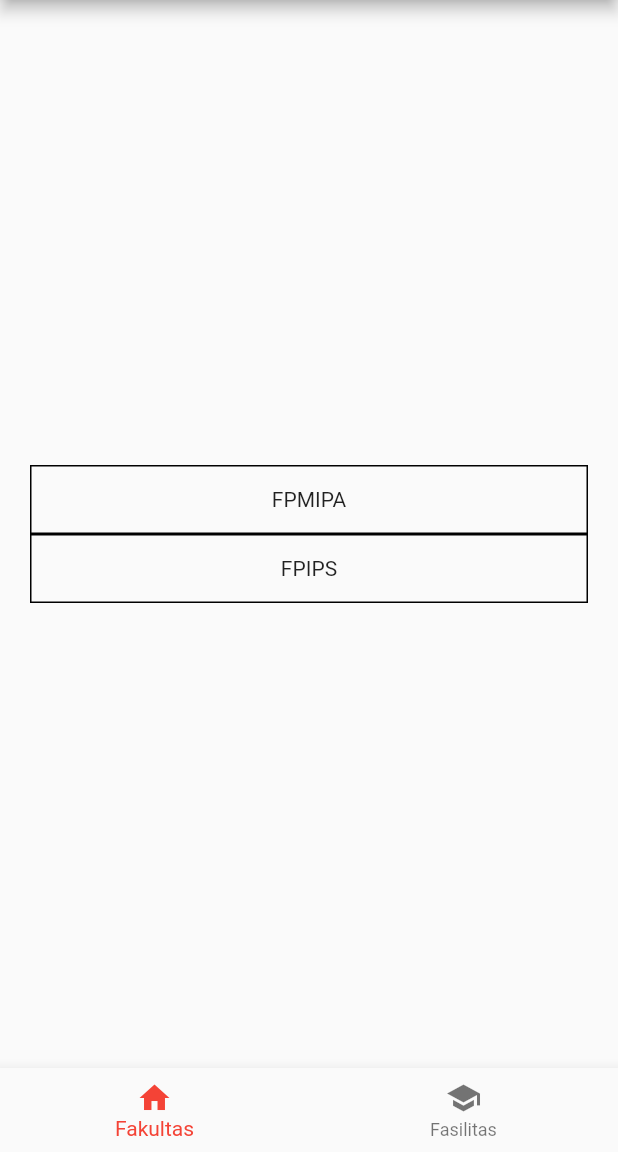
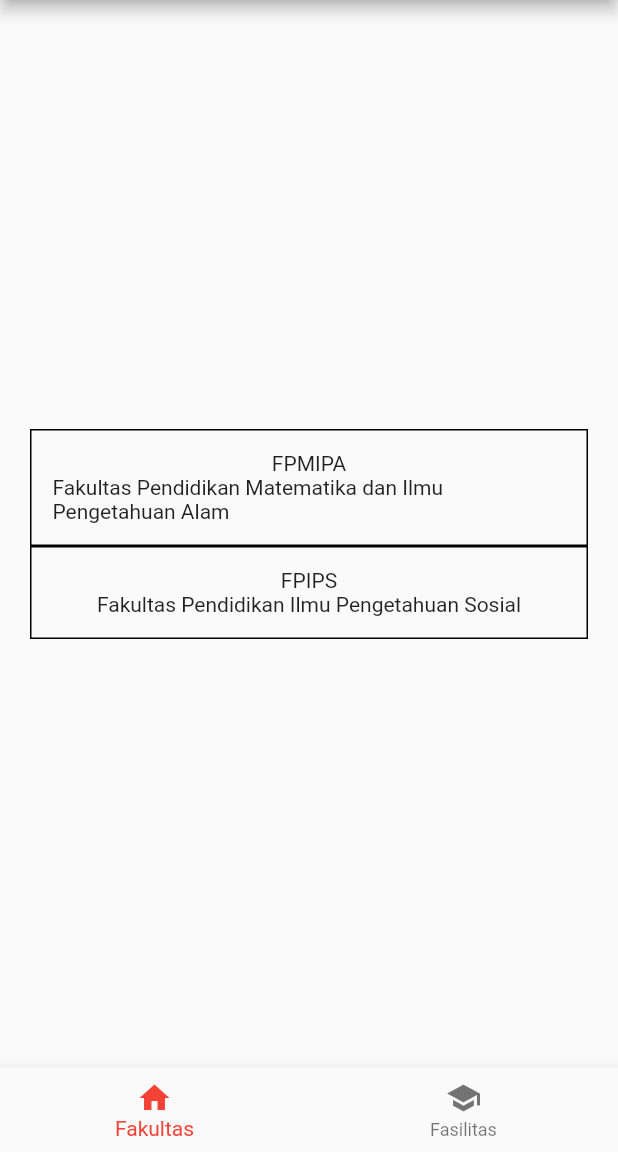
Before and after one commit to sudirman-nur-putra/quiz2_flutter, a Flutter app: the screen it shows after launch, on a phone screen of 412 x 824 dp, the part 84-1236 px from its top. Run offline on Flutter 3.47's test engine with Material 2 defaults, Android fonts, the phone set to English and light mode, and no system bars.

Commit message:
first commit

```diff
--- a/lib/Fakultas.dart
+++ b/lib/Fakultas.dart
@@ -10,10 +10,17 @@ class Fakultas extends StatelessWidget {
       child: ListView(padding: EdgeInsets.all(20), shrinkWrap: true, children: [
         InkWell(
           child: Container(
-            decoration: BoxDecoration(border: Border.all()),
-            padding: EdgeInsets.all(14),
-            child: new Text("FPMIPA", textAlign: TextAlign.center),
-          ),
+              decoration: BoxDecoration(border: Border.all()),
+              padding: EdgeInsets.all(14),
+              child: Column(
+                mainAxisSize: MainAxisSize.min,
+                children: [
+                  new Text("FPMIPA", textAlign: TextAlign.center),
+                  Text(
+                      "Fakultas Pendidikan Matematika dan Ilmu Pengetahuan Alam",
+                      textAlign: TextAlign.left),
+                ],
+              )),
           onTap: () {
             //gunakan navigator untuk panggil RincianFakultas
           },
@@ -21,7 +28,14 @@ class Fakultas extends StatelessWidget {
         Container(
             decoration: BoxDecoration(border: Border.all()),
             padding: EdgeInsets.all(14),
-            child: new Text("FPIPS", textAlign: TextAlign.center)),
+            child: Column(
+              mainAxisSize: MainAxisSize.min,
+              children: [
+                new Text("FPIPS", textAlign: TextAlign.center),
+                Text("Fakultas Pendidikan Ilmu Pengetahuan Sosial",
+                    textAlign: TextAlign.left),
+              ],
+            )),
       ]),
     );
   }
```
